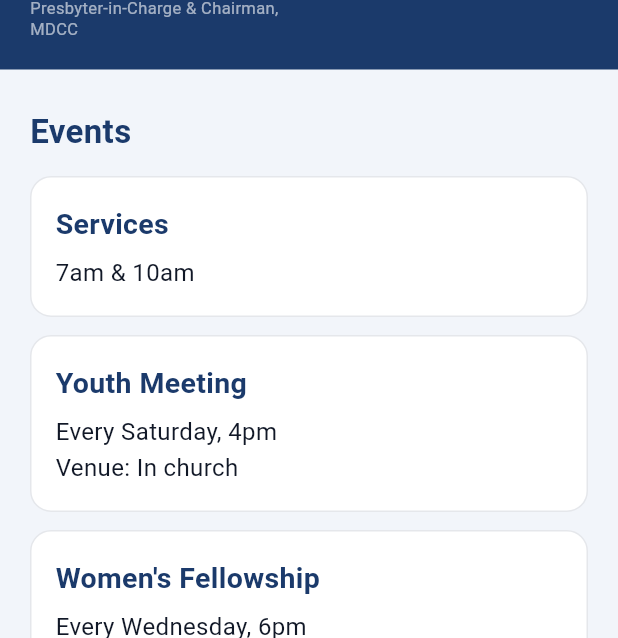
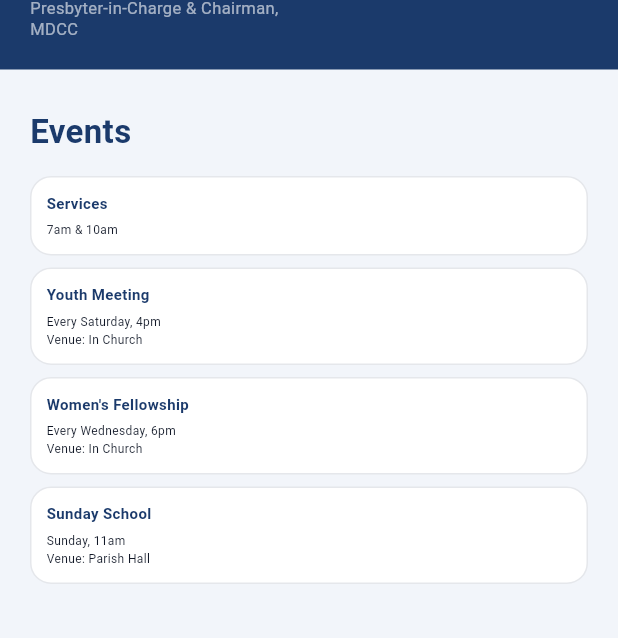
Before and after one commit to RAJ3SHJ/TempleApp, a Flutter app: the screen it shows after launch, on a phone screen of 412 x 824 dp, the part 598-1236 px from its top. Run offline on Flutter 3.47's test engine with Material 3 defaults, Android fonts, the phone set to English and light mode, and no system bars; our stand-ins replace cloud_firestore, firebase_auth, firebase_core, firebase_messaging, pdf, share_plus; accounts and stored records are empty.

Commit message:
Landing events: 50% smaller text, 'In Church' capitalised
Co-Authored-By: Claude Sonnet 5.5 <noreply@anthropic.com>
Claude-Session: https://claude.ai/code/session_01DhebjiHj8GBhKmmCAFmVy8

```diff
--- a/lib/screens/landing_screen.dart
+++ b/lib/screens/landing_screen.dart
@@ -56,8 +56,8 @@ class LandingScreen extends StatelessWidget {
 
   static const _events = [
     ['Services', '7am & 10am'],
-    ['Youth Meeting', 'Every Saturday, 4pm\nVenue: In church'],
-    ["Women's Fellowship", 'Every Wednesday, 6pm\nVenue: In church'],
+    ['Youth Meeting', 'Every Saturday, 4pm\nVenue: In Church'],
+    ["Women's Fellowship", 'Every Wednesday, 6pm\nVenue: In Church'],
     ['Sunday School', 'Sunday, 11am\nVenue: Parish Hall'],
   ];
 
@@ -73,8 +73,8 @@ class LandingScreen extends StatelessWidget {
         for (final e in _events)
           Container(
             width: double.infinity,
-            margin: const EdgeInsets.only(bottom: 12),
-            padding: const EdgeInsets.all(16),
+            margin: const EdgeInsets.only(bottom: 8),
+            padding: const EdgeInsets.all(10),
             decoration: BoxDecoration(
               color: AppTheme.white,
               borderRadius: BorderRadius.circular(14),
@@ -84,10 +84,10 @@ class LandingScreen extends StatelessWidget {
               crossAxisAlignment: CrossAxisAlignment.start,
               children: [
                 Text(e[0],
-                    style: const TextStyle(fontSize: 19, fontWeight: FontWeight.w700, color: AppTheme.navy)),
-                const SizedBox(height: 6),
+                    style: const TextStyle(fontSize: 10, fontWeight: FontWeight.w700, color: AppTheme.navy)),
+                const SizedBox(height: 3),
                 Text(e[1],
-                    style: const TextStyle(fontSize: 16, color: AppTheme.textPrimary, height: 1.5)),
+                    style: const TextStyle(fontSize: 8, color: AppTheme.textPrimary, height: 1.5)),
               ],
             ),
           ),
```
